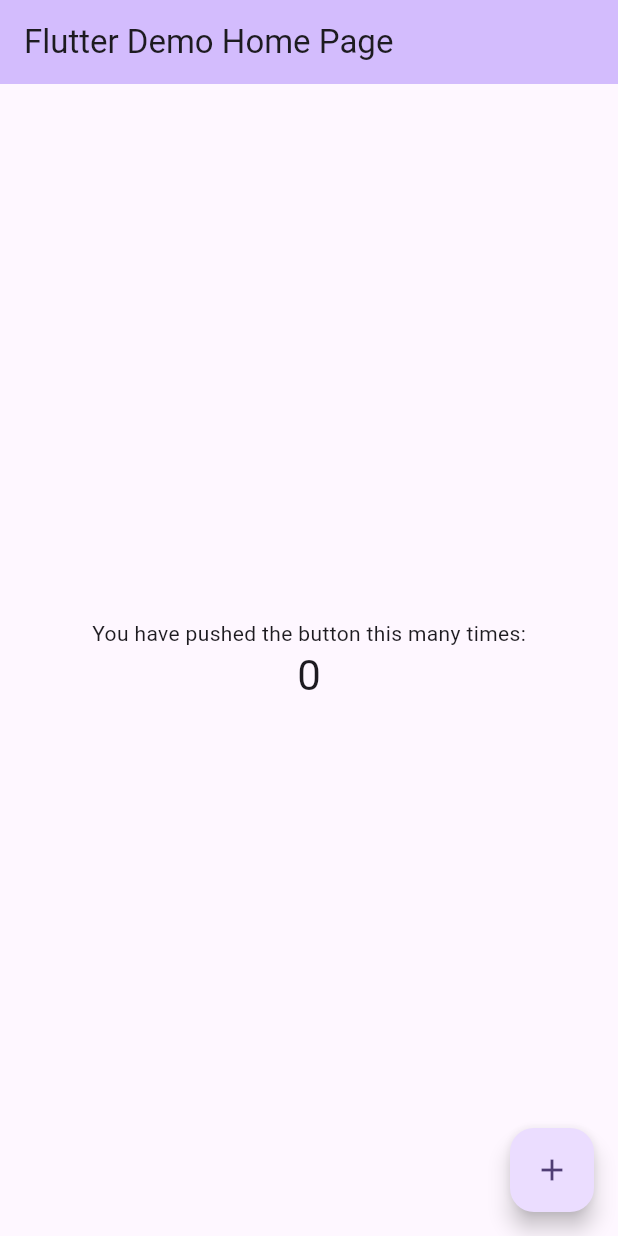
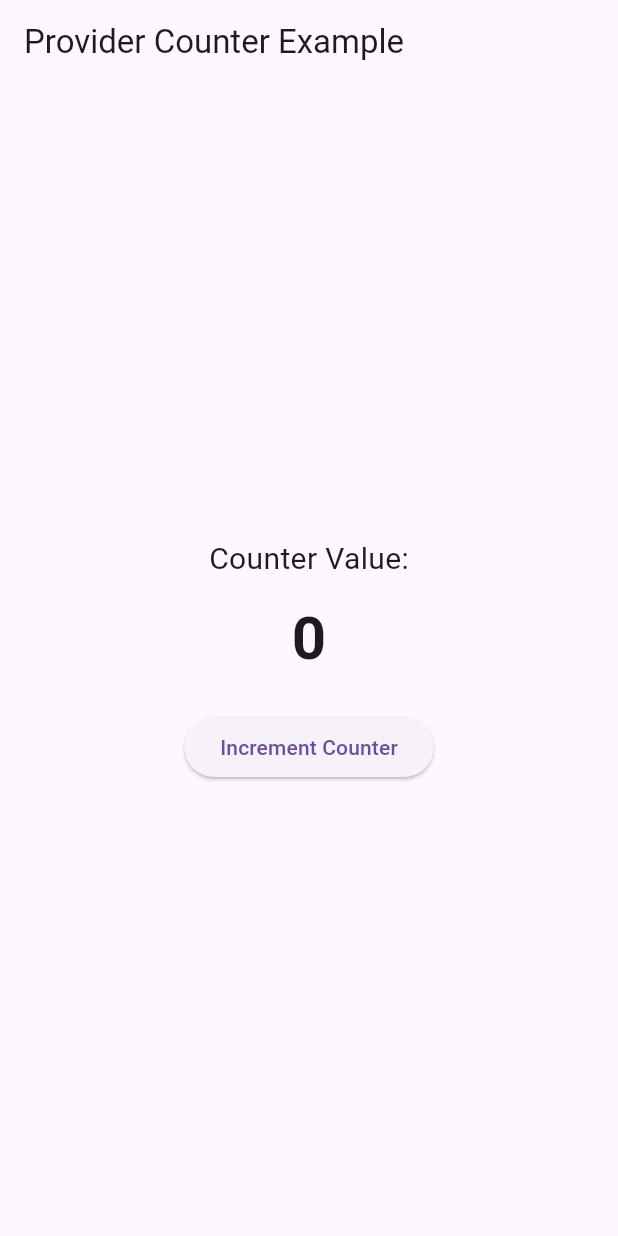
Before and after one commit to sealightclock/test_flutter_provider_package, a Flutter app: the screen it shows after launch, on a phone screen of 412 x 824 dp. Run offline on Flutter 3.47's test engine with Material 3 defaults, Android fonts, the phone set to English and light mode, and no system bars.

Commit message:
2nd commit: Implemented a Counter app using Provider to manage its state.

```diff
--- /dev/null
+++ b/lib/counter_provider.dart
@@ -0,0 +1,12 @@
+import 'package:flutter/foundation.dart';
+
+class CounterProvider extends ChangeNotifier {
+  // Sate variable pair for the counter (private/public)
+  int _count = 0;
+  int get count => _count;
+
+  void increment() {
+    _count++;
+    notifyListeners();
+  }
+}
--- /dev/null
+++ b/lib/counter_screen.dart
@@ -0,0 +1,43 @@
+import 'package:flutter/material.dart';
+import 'package:provider/provider.dart';
+
+import 'counter_provider.dart';
+
+class CounterScreen extends StatelessWidget {
+  @override
+  Widget build(BuildContext context) {
+    return Scaffold(
+      appBar: AppBar(title: Text("Provider Counter Example")),
+      body: Center(
+        child: Column(
+          mainAxisAlignment: MainAxisAlignment.center,
+          children: [
+            Text(
+              "Counter Value:",
+              style: TextStyle(fontSize: 20),
+            ),
+            SizedBox(height: 10),
+
+            Consumer<CounterProvider>(
+              builder: (context, counterProvider, child) {
+                return Text(
+                  counterProvider.count.toString(),
+                  style: TextStyle(fontSize: 40, fontWeight: FontWeight.bold),
+                );
+              },
+            ),
+
+            SizedBox(height: 20),
+
+            ElevatedButton(
+              onPressed: () {
+                context.read<CounterProvider>().increment();
+              },
+              child: Text("Increment Counter"),
+            ),
+          ],
+        ),
+      ),
+    );
+  }
+}
--- a/lib/main.dart
+++ b/lib/main.dart
@@ -1,122 +1,27 @@
 import 'package:flutter/material.dart';
+import 'package:provider/provider.dart';
+
+import 'counter_provider.dart';
+import 'counter_screen.dart';
 
 void main() {
-  runApp(const MyApp());
+  runApp(
+    MultiProvider(
+      providers: [
+        ChangeNotifierProvider(create: (_) => CounterProvider()),
+      ],
+      child: MyApp(),
+    ),
+  );
 }
 
 class MyApp extends StatelessWidget {
-  const MyApp({super.key});
-
-  // This widget is the root of your application.
   @override
   Widget build(BuildContext context) {
     return MaterialApp(
-      title: 'Flutter Demo',
-      theme: ThemeData(
-        // This is the theme of your application.
-        //
-        // TRY THIS: Try running your application with "flutter run". You'll see
-        // the application has a purple toolbar. Then, without quitting the app,
-        // try changing the seedColor in the colorScheme below to Colors.green
-        // and then invoke "hot reload" (save your changes or press the "hot
-        // reload" button in a Flutter-supported IDE, or press "r" if you used
-        // the command line to start the app).
-        //
-        // Notice that the counter didn't reset back to zero; the application
-        // state is not lost during the reload. To reset the state, use hot
-        // restart instead.
-        //
-        // This works for code too, not just values: Most code changes can be
-        // tested with just a hot reload.
-        colorScheme: ColorScheme.fromSeed(seedColor: Colors.deepPurple),
-      ),
-      home: const MyHomePage(title: 'Flutter Demo Home Page'),
+      debugShowCheckedModeBanner: false,
+      title: "Provide Example",
+      home: CounterScreen(),
     );
   }
 }
-
-class MyHomePage extends StatefulWidget {
-  const MyHomePage({super.key, required this.title});
-
-  // This widget is the home page of your application. It is stateful, meaning
-  // that it has a State object (defined below) that contains fields that affect
-  // how it looks.
-
-  // This class is the configuration for the state. It holds the values (in this
-  // case the title) provided by the parent (in this case the App widget) and
-  // used by the build method of the State. Fields in a Widget subclass are
-  // always marked "final".
-
-  final String title;
-
-  @override
-  State<MyHomePage> createState() => _MyHomePageState();
-}
-
-class _MyHomePageState extends State<MyHomePage> {
-  int _counter = 0;
-
-  void _incrementCounter() {
-    setState(() {
-      // This call to setState tells the Flutter framework that something has
-      // changed in this State, which causes it to rerun the build method below
-      // so that the display can reflect the updated values. If we changed
-      // _counter without calling setState(), then the build method would not be
-      // called again, and so nothing would appear to happen.
-      _counter++;
-    });
-  }
-
-  @override
-  Widget build(BuildContext context) {
-    // This method is rerun every time setState is called, for instance as done
-    // by the _incrementCounter method above.
-    //
-    // The Flutter framework has been optimized to make rerunning build methods
-    // fast, so that you can just rebuild anything that needs updating rather
-    // than having to individually change instances of widgets.
-    return Scaffold(
-      appBar: AppBar(
-        // TRY THIS: Try changing the color here to a specific color (to
-        // Colors.amber, perhaps?) and trigger a hot reload to see the AppBar
-        // change color while the other colors stay the same.
-        backgroundColor: Theme.of(context).colorScheme.inversePrimary,
-        // Here we take the value from the MyHomePage object that was created by
-        // the App.build method, and use it to set our appbar title.
-        title: Text(widget.title),
-      ),
-      body: Center(
-        // Center is a layout widget. It takes a single child and positions it
-        // in the middle of the parent.
-        child: Column(
-          // Column is also a layout widget. It takes a list of children and
-          // arranges them vertically. By default, it sizes itself to fit its
-          // children horizontally, and tries to be as tall as its parent.
-          //
-          // Column has various properties to control how it sizes itself and
-          // how it positions its children. Here we use mainAxisAlignment to
-          // center the children vertically; the main axis here is the vertical
-          // axis because Columns are vertical (the cross axis would be
-          // horizontal).
-          //
-          // TRY THIS: Invoke "debug painting" (choose the "Toggle Debug Paint"
-          // action in the IDE, or press "p" in the console), to see the
-          // wireframe for each widget.
-          mainAxisAlignment: MainAxisAlignment.center,
-          children: <Widget>[
-            const Text('You have pushed the button this many times:'),
-            Text(
-              '$_counter',
-              style: Theme.of(context).textTheme.headlineMedium,
-            ),
-          ],
-        ),
-      ),
-      floatingActionButton: FloatingActionButton(
-        onPressed: _incrementCounter,
-        tooltip: 'Increment',
-        child: const Icon(Icons.add),
-      ), // This trailing comma makes auto-formatting nicer for build methods.
-    );
-  }
-}
--- a/pubspec.yaml
+++ b/pubspec.yaml
@@ -30,6 +30,8 @@ environment:
 dependencies:
   flutter:
     sdk: flutter
+
+  provider: ^6.1.2 # state management
 
   # The following adds the Cupertino Icons font to your application.
   # Use with the CupertinoIcons class for iOS style icons.
```
